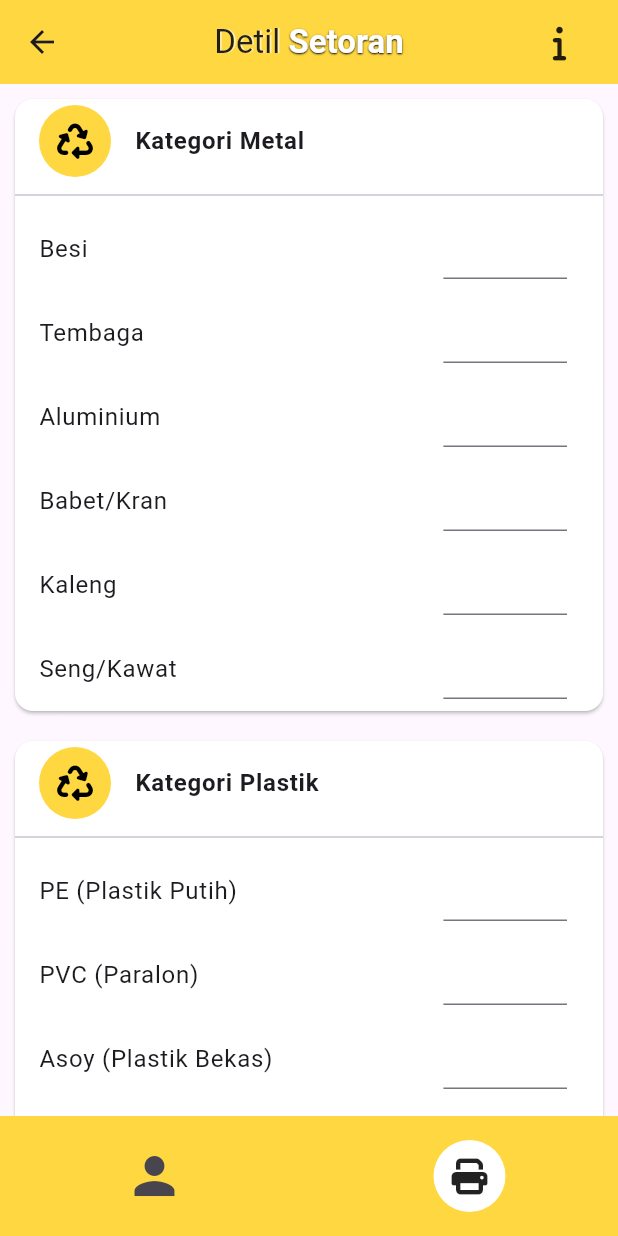
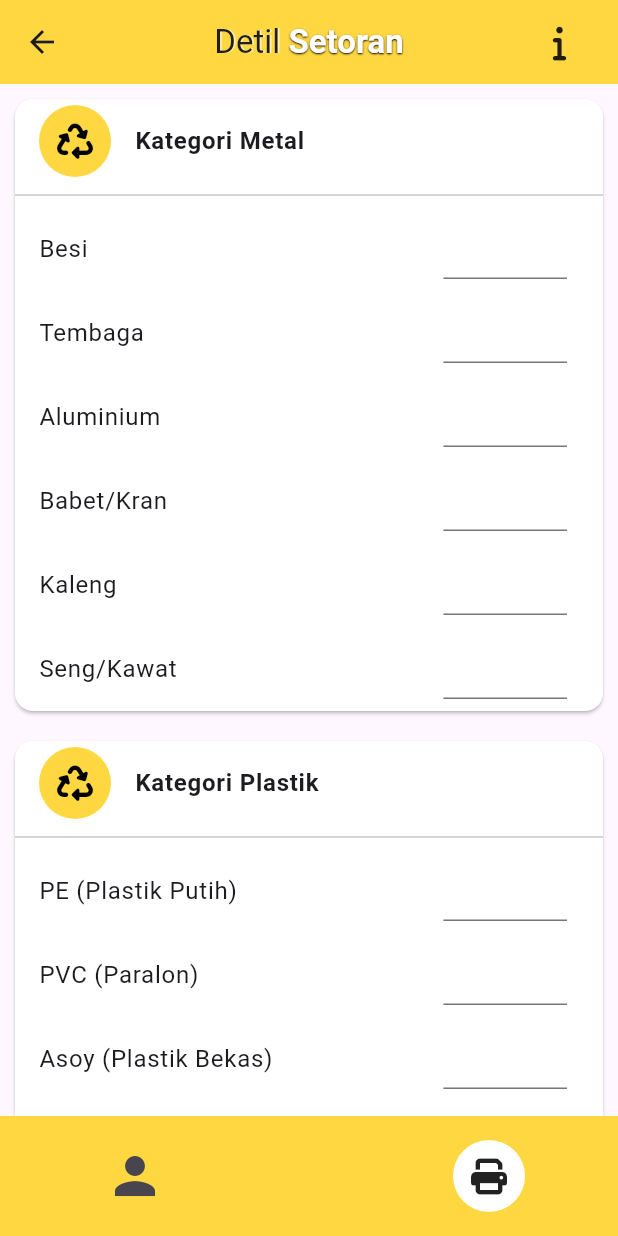
Before and after one commit to vikyay/banksampah, a Flutter app: the DetilSetoran screen opened directly with empty values, on a phone screen of 412 x 824 dp. Run offline on Flutter 3.47's test engine with Material 3 defaults, Android fonts, the phone set to English and light mode, and no system bars; our stand-ins replace flutter_riverpod, font_awesome_flutter, go_router, open_filex, pdf, sqflite; accounts and stored records are empty.

Commit message:
Debug sedikit

```diff
--- a/lib/screens/detilsetoran.dart
+++ b/lib/screens/detilsetoran.dart
@@ -127,7 +127,7 @@ class _DetilSetoranState extends State<DetilSetoran> {
         bottomNavigationBar: BottomAppBar(
           color: Colors.amberAccent,
           child: Row(
-                mainAxisAlignment: MainAxisAlignment.spaceEvenly,
+                mainAxisAlignment: MainAxisAlignment.spaceAround,
                 children: <Widget>[
                   IconButton(
                     iconSize: 40,
@@ -142,7 +142,9 @@ class _DetilSetoranState extends State<DetilSetoran> {
                       Text(widget.tgl.toString()),
                     ],
                   ),
-                  Padding(padding: EdgeInsets.fromLTRB(40.0, 0, 0, 0), child: Ink(
+                  Expanded(
+                      flex: 0,
+                      child: Ink(
                     decoration: const ShapeDecoration(
                       color: Colors.white,
                       shape: CircleBorder(),
@@ -157,10 +159,14 @@ class _DetilSetoranState extends State<DetilSetoran> {
                         FileHandleApi.openFile(pdfFile);
                       },
                     ),
-                  ) ),
+                  )),
                 ]),
         ),
-        body: Center(
+        body: _isLoading
+            ? const Center(
+                child: CircularProgressIndicator(),
+              )
+            : Center(
             child:
             ListView.builder(
               itemCount: _DaftarKategori.length,
```
Also changed, not shown: lib/screens/dashboard.dart (+11 -4 lines).
